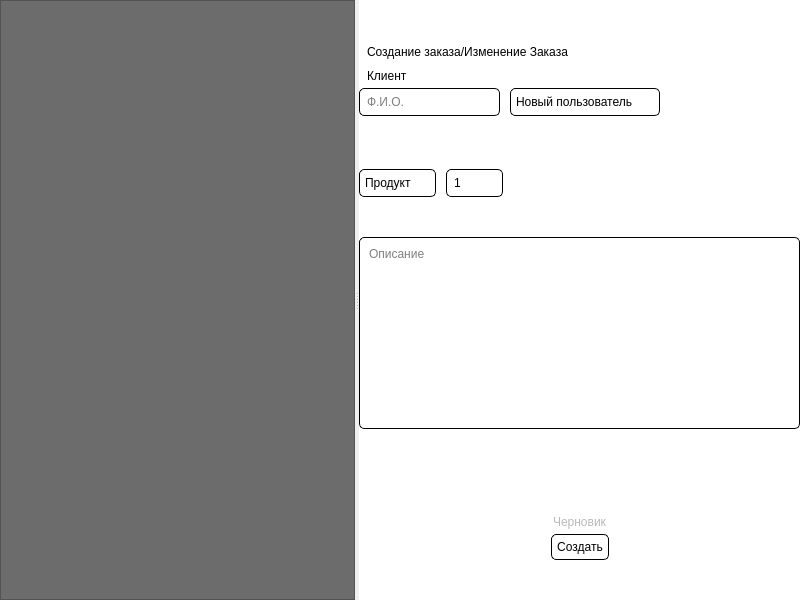
NoneType4Name/nto-contest, file commercial.ui: the form before one commit.
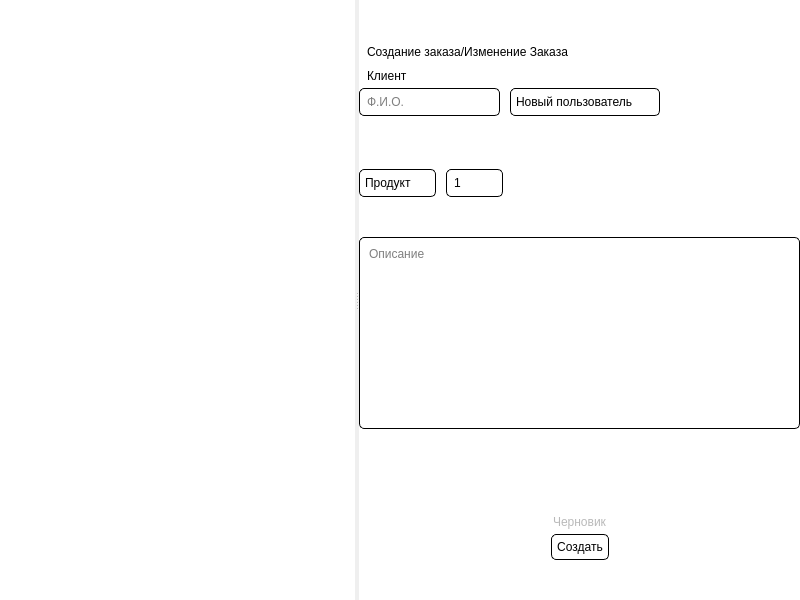
The form after the commit.

```diff
--- a/commercial.ui
+++ b/commercial.ui
@@ -140,9 +140,24 @@
        </sizepolicy>
       </property>
       <property name="styleSheet">
-       <string notr="true">QWidget
+       <string notr="true">QListWidget
 {
-	background-color: rgb(108, 108, 108);
+  border:none;
+}
+
+QListWidget::item
+{
+  outline: none;
+}
+
+QListWidget::item:hover
+{
+  background-color: rgb(60, 0, 100);
+}
+
+QListWidget::item:selected
+{
+  background-color: rgb(90, 54, 116);
 }</string>
       </property>
       <layout class="QVBoxLayout" name="verticalLayout_3">
```
